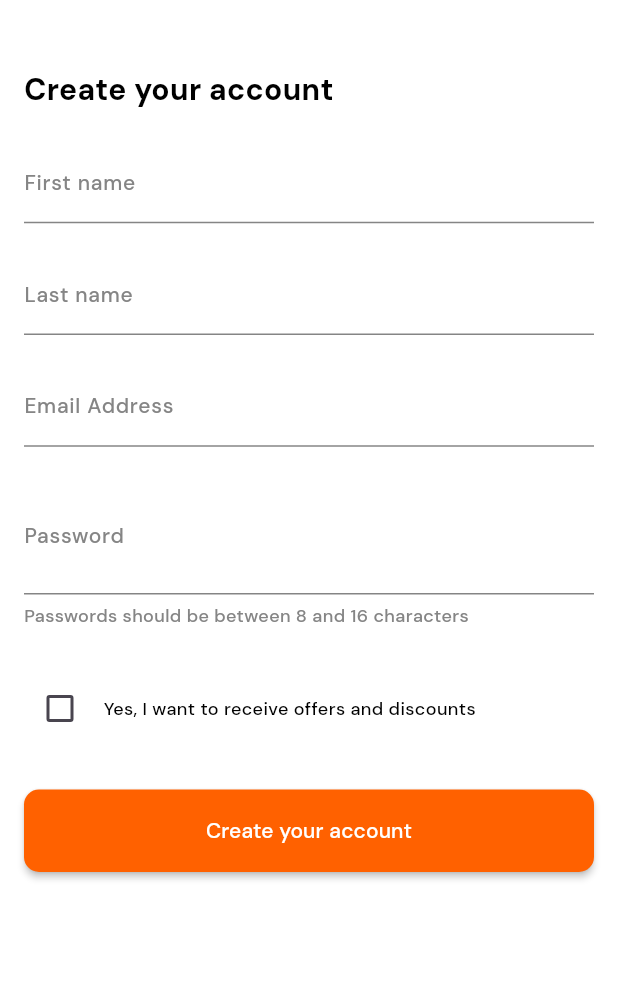
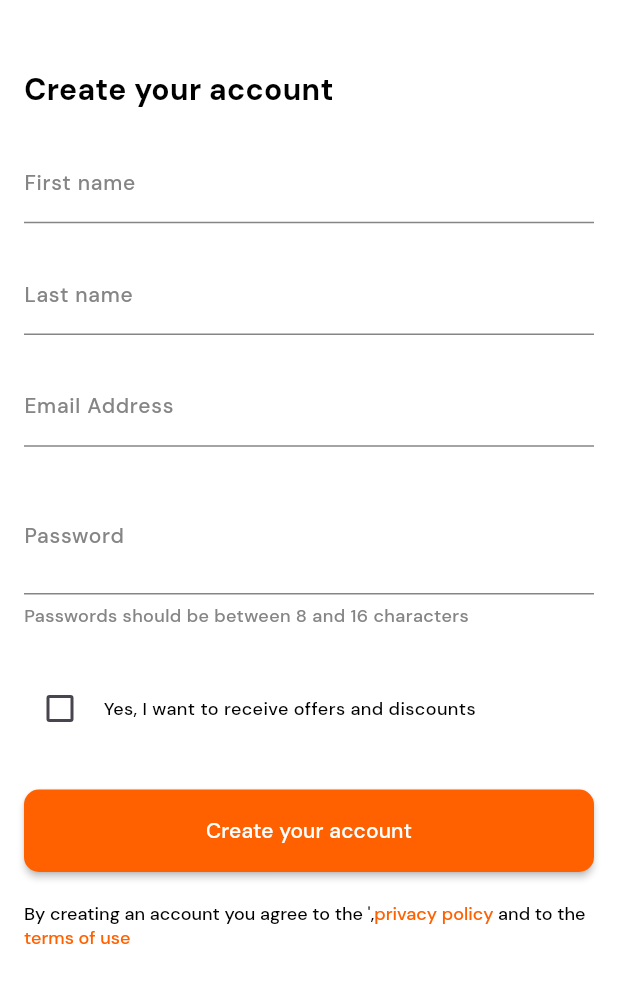
Before and after one commit to FlutterZawya/Talabat_App, a Flutter app: the screen it shows after launch, on a phone screen of 412 x 824 dp, the part 61-1064 px from its top. Run offline on Flutter 3.47's test engine with Material 3 defaults, Android fonts, the phone set to English and light mode, and no system bars; our stand-ins replace device_preview, flutter_spinkit, flutter_svg, go_router.

Commit message:
create terms and privcy text

```diff
--- a/lib/features/auth/presentation/views/widgets/sign_up_body.dart
+++ b/lib/features/auth/presentation/views/widgets/sign_up_body.dart
@@ -1,6 +1,7 @@
 import 'package:flutter/widgets.dart';
 import 'package:talabat_app/core/utils/styles/app_styles.dart';
 import 'package:talabat_app/features/auth/presentation/views/widgets/custom_sign_up_form.dart';
+import 'package:talabat_app/features/auth/presentation/views/widgets/terms_and_privcy_text.dart';
 
 class SignUpBody extends StatelessWidget {
   const SignUpBody({super.key});
@@ -23,6 +24,10 @@ class SignUpBody extends StatelessWidget {
             height: 20,
           ),
           CustomSignUpForm(),
+          SizedBox(
+            height: 20,
+          ),
+          TermsAndPrivcyText()
         ],
       ),
     );
--- /dev/null
+++ b/lib/features/auth/presentation/views/widgets/terms_and_privcy_text.dart
@@ -0,0 +1,29 @@
+import 'package:flutter/material.dart';
+import 'package:talabat_app/core/utils/styles/app_colors.dart';
+import 'package:talabat_app/core/utils/styles/app_styles.dart';
+
+class TermsAndPrivcyText extends StatelessWidget {
+  const TermsAndPrivcyText({
+    super.key,
+  });
+
+  @override
+  Widget build(BuildContext context) {
+    return RichText(
+        text: TextSpan(
+      text: 'By creating an account you agree to the \',',
+      style: AppStyles.medium12.copyWith(color: AppColors.black),
+      children: [
+        TextSpan(
+            text: 'privacy policy',
+            style: AppStyles.medium12.copyWith(color: AppColors.main)),
+        TextSpan(
+            text: ' and to the ',
+            style: AppStyles.medium12.copyWith(color: AppColors.black)),
+        TextSpan(
+            text: 'terms of use',
+            style: AppStyles.medium12.copyWith(color: AppColors.main)),
+      ],
+    ));
+  }
+}
```
